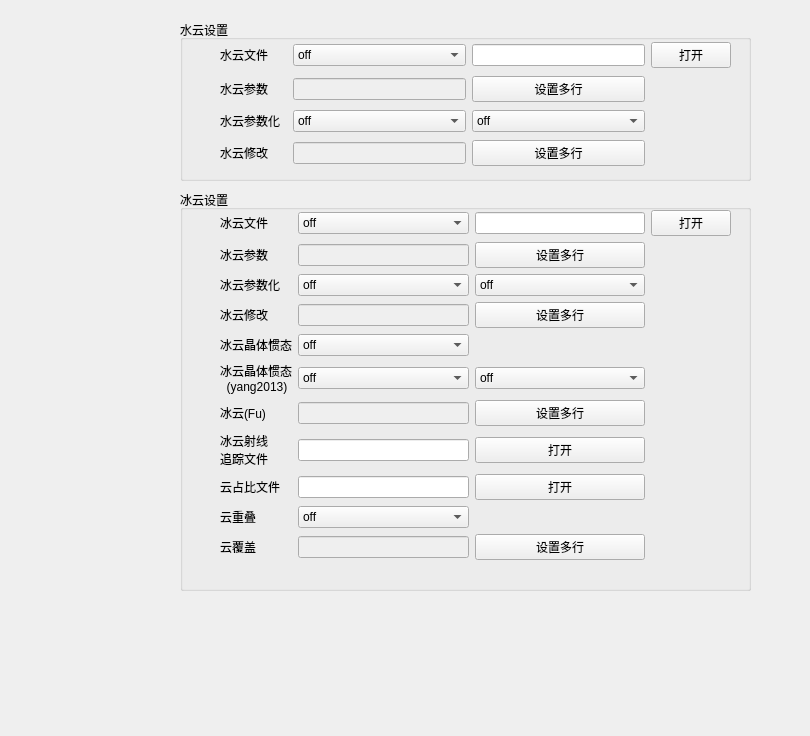
First picture: the form in GUI/cloudpage.ui, repository code-arter/radiometer-GUI, before the edit.
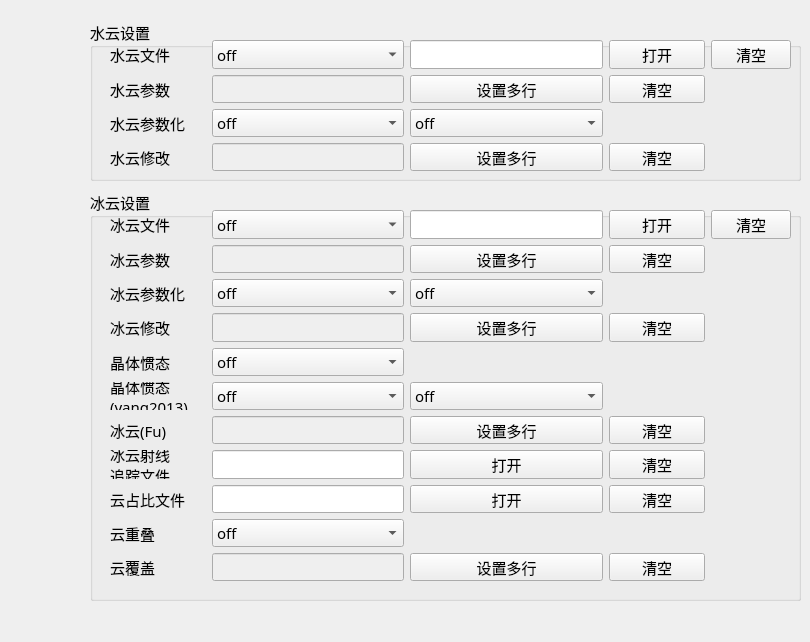
Second picture: the form after the edit.

Diff of the .ui file:
```diff
--- a/GUI/cloudpage.ui
+++ b/GUI/cloudpage.ui
@@ -7,7 +7,7 @@
     <x>0</x>
     <y>0</y>
     <width>810</width>
-    <height>736</height>
+    <height>642</height>
    </rect>
   </property>
   <property name="windowTitle">
@@ -16,41 +16,58 @@
   <widget class="QGroupBox" name="groupBox">
    <property name="geometry">
     <rect>
-     <x>180</x>
+     <x>90</x>
      <y>20</y>
-     <width>571</width>
+     <width>711</width>
      <height>161</height>
     </rect>
    </property>
+   <property name="font">
+    <font>
+     <family>宋体</family>
+     <pointsize>11</pointsize>
+    </font>
+   </property>
    <property name="title">
     <string>水云设置</string>
    </property>
    <widget class="QWidget" name="gridLayoutWidget">
     <property name="geometry">
      <rect>
-      <x>40</x>
+      <x>20</x>
       <y>20</y>
-      <width>511</width>
+      <width>681</width>
       <height>131</height>
      </rect>
     </property>
-    <layout class="QGridLayout" name="gridLayout">
-     <item row="1" column="2">
-      <widget class="QPushButton" name="pushButton_9">
-       <property name="text">
-        <string>设置多行</string>
+    <property name="font">
+     <font>
+      <family>宋体</family>
+      <pointsize>11</pointsize>
+     </font>
+    </property>
+    <layout class="QGridLayout" name="gridLayout" columnstretch="1,2,2,1,0">
+     <item row="3" column="2">
+      <widget class="QPushButton" name="pushButton_10">
+       <property name="font">
+        <font>
+         <family>宋体</family>
+         <pointsize>11</pointsize>
+        </font>
        </property>
-      </widget>
-     </item>
-     <item row="0" column="3">
-      <widget class="QPushButton" name="pushButton">
        <property name="text">
-        <string>打开</string>
+        <string>设置多行</string>
        </property>
       </widget>
      </item>
      <item row="1" column="0">
       <widget class="QLabel" name="label_19">
+       <property name="font">
+        <font>
+         <family>宋体</family>
+         <pointsize>11</pointsize>
+        </font>
+       </property>
        <property name="text">
         <string>水云参数</string>
        </property>
@@ -58,6 +75,12 @@
      </item>
      <item row="2" column="1">
       <widget class="QComboBox" name="comboBox_3">
+       <property name="font">
+        <font>
+         <family>宋体</family>
+         <pointsize>11</pointsize>
+        </font>
+       </property>
        <property name="option_name" stdset="0">
         <string>wc_properties_type</string>
        </property>
@@ -83,29 +106,14 @@
        </item>
       </widget>
      </item>
-     <item row="3" column="0">
-      <widget class="QLabel" name="label_20">
-       <property name="text">
-        <string>水云修改</string>
-       </property>
-      </widget>
-     </item>
-     <item row="2" column="0">
-      <widget class="QLabel" name="label_2">
-       <property name="text">
-        <string>水云参数化  </string>
-       </property>
-      </widget>
-     </item>
-     <item row="3" column="2">
-      <widget class="QPushButton" name="pushButton_10">
-       <property name="text">
-        <string>设置多行</string>
-       </property>
-      </widget>
-     </item>
      <item row="2" column="2">
       <widget class="QComboBox" name="comboBox_2">
+       <property name="font">
+        <font>
+         <family>宋体</family>
+         <pointsize>11</pointsize>
+        </font>
+       </property>
        <property name="option_name" stdset="0">
         <string>wc_properties_inter</string>
        </property>
@@ -121,25 +129,133 @@
        </item>
       </widget>
      </item>
-     <item row="1" column="1">
-      <widget class="QLineEdit" name="lineEdit_wc_set">
-       <property name="enabled">
-        <bool>false</bool>
-       </property>
-       <property name="option_name" stdset="0">
-        <string>wc_set</string>
-       </property>
-      </widget>
-     </item>
      <item row="0" column="2">
       <widget class="QLineEdit" name="lineEdit_wc_file">
+       <property name="font">
+        <font>
+         <family>宋体</family>
+         <pointsize>11</pointsize>
+        </font>
+       </property>
        <property name="option_name" stdset="0">
         <string>wc_file_path</string>
        </property>
       </widget>
      </item>
+     <item row="1" column="2">
+      <widget class="QPushButton" name="pushButton_9">
+       <property name="font">
+        <font>
+         <family>宋体</family>
+         <pointsize>11</pointsize>
+        </font>
+       </property>
+       <property name="text">
+        <string>设置多行</string>
+       </property>
+      </widget>
+     </item>
+     <item row="0" column="3">
+      <widget class="QPushButton" name="pushButton">
+       <property name="font">
+        <font>
+         <family>宋体</family>
+         <pointsize>11</pointsize>
+        </font>
+       </property>
+       <property name="text">
+        <string>打开</string>
+       </property>
+      </widget>
+     </item>
+     <item row="2" column="0">
+      <widget class="QLabel" name="label_2">
+       <property name="font">
+        <font>
+         <family>宋体</family>
+         <pointsize>11</pointsize>
+        </font>
+       </property>
+       <property name="text">
+        <string>水云参数化</string>
+       </property>
+      </widget>
+     </item>
+     <item row="0" column="1">
+      <widget class="QComboBox" name="comboBox">
+       <property name="font">
+        <font>
+         <family>宋体</family>
+         <pointsize>11</pointsize>
+        </font>
+       </property>
+       <property name="option_name" stdset="0">
+        <string>wc_file_type</string>
+       </property>
+       <item>
+        <property name="text">
+         <string>off</string>
+        </property>
+       </item>
+       <item>
+        <property name="text">
+         <string>1d</string>
+        </property>
+       </item>
+       <item>
+        <property name="text">
+         <string>3d</string>
+        </property>
+       </item>
+       <item>
+        <property name="text">
+         <string>ipa_files</string>
+        </property>
+       </item>
+       <item>
+        <property name="text">
+         <string>moments</string>
+        </property>
+       </item>
+      </widget>
+     </item>
+     <item row="3" column="0">
+      <widget class="QLabel" name="label_20">
+       <property name="font">
+        <font>
+         <family>宋体</family>
+         <pointsize>11</pointsize>
+        </font>
+       </property>
+       <property name="text">
+        <string>水云修改</string>
+       </property>
+      </widget>
+     </item>
+     <item row="1" column="1">
+      <widget class="QLineEdit" name="lineEdit_wc_set">
+       <property name="enabled">
+        <bool>false</bool>
+       </property>
+       <property name="font">
+        <font>
+         <family>宋体</family>
+         <pointsize>11</pointsize>
+        </font>
+       </property>
+       <property name="option_name" stdset="0">
+        <string>wc_set</string>
+       </property>
+      </widget>
+     </item>
      <item row="0" column="0">
       <widget class="QLabel" name="label">
+       <property name="font">
+        <font>
+         <family>宋体</family>
+         <pointsize>11</pointsize>
+        </font>
+       </property>
        <property name="text">
         <string>水云文件</string>
        </property>
@@ -150,41 +266,54 @@
        <property name="enabled">
         <bool>false</bool>
        </property>
+       <property name="font">
+        <font>
+         <family>宋体</family>
+         <pointsize>11</pointsize>
+        </font>
+       </property>
        <property name="option_name" stdset="0">
         <string>wc_modify</string>
        </property>
       </widget>
      </item>
-     <item row="0" column="1">
-      <widget class="QComboBox" name="comboBox">
-       <property name="option_name" stdset="0">
-        <string>wc_file_type</string>
+     <item row="0" column="4">
+      <widget class="QPushButton" name="pushButton_wc_file_clear">
+       <property name="font">
+        <font>
+         <family>宋体</family>
+         <pointsize>11</pointsize>
+        </font>
        </property>
-       <item>
-        <property name="text">
-         <string>off</string>
-        </property>
-       </item>
-       <item>
-        <property name="text">
-         <string>1d</string>
-        </property>
-       </item>
-       <item>
-        <property name="text">
-         <string>3d</string>
-        </property>
-       </item>
-       <item>
-        <property name="text">
-         <string>ipa_files</string>
-        </property>
-       </item>
-       <item>
-        <property name="text">
-         <string>moments</string>
-        </property>
-       </item>
+       <property name="text">
+        <string>清空</string>
+       </property>
+      </widget>
+     </item>
+     <item row="3" column="3">
+      <widget class="QPushButton" name="pushButton_wc_modify_clear">
+       <property name="font">
+        <font>
+         <family>宋体</family>
+         <pointsize>11</pointsize>
+        </font>
+       </property>
+       <property name="text">
+        <string>清空</string>
+       </property>
+      </widget>
+     </item>
+     <item row="1" column="3">
+      <widget class="QPushButton" name="pushButton_wc_set_clear">
+       <property name="font">
+        <font>
+         <family>宋体</family>
+         <pointsize>11</pointsize>
+        </font>
+       </property>
+       <property name="text">
+        <string>清空</string>
+       </property>
       </widget>
      </item>
     </layout>
@@ -193,54 +322,94 @@
   <widget class="QGroupBox" name="groupBox_2">
    <property name="geometry">
     <rect>
-     <x>180</x>
+     <x>90</x>
      <y>190</y>
-     <width>571</width>
-     <height>401</height>
+     <width>711</width>
+     <height>411</height>
     </rect>
    </property>
+   <property name="font">
+    <font>
+     <family>宋体</family>
+     <pointsize>11</pointsize>
+    </font>
+   </property>
    <property name="title">
     <string>冰云设置</string>
    </property>
-   <widget class="QWidget" name="gridLayoutWidget_4">
+   <widget class="QWidget" name="gridLayoutWidget_2">
     <property name="geometry">
      <rect>
-      <x>40</x>
+      <x>20</x>
       <y>20</y>
-      <width>511</width>
-      <height>351</height>
+      <width>681</width>
+      <height>371</height>
      </rect>
     </property>
-    <layout class="QGridLayout" name="gridLayout_4">
-     <item row="1" column="1">
-      <widget class="QLineEdit" name="lineEdit_ic_set">
-       <property name="enabled">
-        <bool>false</bool>
+    <layout class="QGridLayout" name="gridLayout_2" columnstretch="1,2,2,1,0">
+     <item row="6" column="0">
+      <widget class="QLabel" name="label_25">
+       <property name="font">
+        <font>
+         <family>宋体</family>
+         <pointsize>11</pointsize>
+        </font>
        </property>
-       <property name="option_name" stdset="0">
-        <string>ic_set</string>
-       </property>
-      </widget>
-     </item>
-     <item row="8" column="1">
-      <widget class="QLineEdit" name="lineEdit_cloud_fraction_file">
-       <property name="option_name" stdset="0">
-        <string>cloud_fraction_file</string>
+       <property name="text">
+        <string>冰云(Fu)</string>
        </property>
       </widget>
      </item>
      <item row="9" column="0">
       <widget class="QLabel" name="label_10">
+       <property name="font">
+        <font>
+         <family>宋体</family>
+         <pointsize>11</pointsize>
+        </font>
+       </property>
        <property name="text">
         <string>云重叠</string>
        </property>
       </widget>
      </item>
+     <item row="3" column="0">
+      <widget class="QLabel" name="label_22">
+       <property name="font">
+        <font>
+         <family>宋体</family>
+         <pointsize>11</pointsize>
+        </font>
+       </property>
+       <property name="text">
+        <string>冰云修改</string>
+       </property>
+      </widget>
+     </item>
+     <item row="6" column="2">
+      <widget class="QPushButton" name="pushButton_15">
+       <property name="font">
+        <font>
+         <family>宋体</family>
+         <pointsize>11</pointsize>
+        </font>
+       </property>
+       <property name="text">
+        <string>设置多行</string>
+       </property>
+      </widget>
+     </item>
      <item row="3" column="1">
       <widget class="QLineEdit" name="lineEdit_ic_modify">
        <property name="enabled">
         <bool>false</bool>
        </property>
+       <property name="font">
+        <font>
+         <family>宋体</family>
+         <pointsize>11</pointsize>
+        </font>
+       </property>
        <property name="option_name" stdset="0">
         <string>ic_modify</string>
        </property>
@@ -248,6 +417,12 @@
      </item>
      <item row="0" column="1">
       <widget class="QComboBox" name="comboBox_19">
+       <property name="font">
+        <font>
+         <family>宋体</family>
+         <pointsize>11</pointsize>
+        </font>
+       </property>
        <property name="option_name" stdset="0">
         <string>ic_file_type</string>
        </property>
@@ -278,61 +453,14 @@
        </item>
       </widget>
      </item>
-     <item row="6" column="0">
-      <widget class="QLabel" name="label_25">
-       <property name="text">
-        <string>冰云(Fu)</string>
-       </property>
-      </widget>
-     </item>
-     <item row="10" column="1">
-      <widget class="QLineEdit" name="lineEdit_cloudcover">
-       <property name="enabled">
-        <bool>false</bool>
-       </property>
-       <property name="option_name" stdset="0">
-        <string>cloudcover</string>
-       </property>
-      </widget>
-     </item>
-     <item row="7" column="1">
-      <widget class="QLineEdit" name="lineEdit_ic_raytracing_file">
-       <property name="option_name" stdset="0">
-        <string>ic_raytracing_file</string>
-       </property>
-      </widget>
-     </item>
-     <item row="7" column="2">
-      <widget class="QPushButton" name="pushButton_7">
-       <property name="text">
-        <string>打开</string>
-       </property>
-      </widget>
-     </item>
-     <item row="4" column="0">
-      <widget class="QLabel" name="label_14">
-       <property name="text">
-        <string>冰云晶体惯态</string>
-       </property>
-      </widget>
-     </item>
-     <item row="7" column="0">
-      <widget class="QLabel" name="label_12">
-       <property name="text">
-        <string>冰云射线
-追踪文件</string>
-       </property>
-      </widget>
-     </item>
-     <item row="10" column="0">
-      <widget class="QLabel" name="label_26">
-       <property name="text">
-        <string>云覆盖</string>
-       </property>
-      </widget>
-     </item>
      <item row="5" column="2">
       <widget class="QComboBox" name="comboBox_16">
+       <property name="font">
+        <font>
+         <family>宋体</family>
+         <pointsize>11</pointsize>
+        </font>
+       </property>
        <property name="option_name" stdset="0">
         <string>ic_habit_yang2013_roughness</string>
        </property>
@@ -358,18 +486,127 @@
        </item>
       </widget>
      </item>
+     <item row="10" column="2">
+      <widget class="QPushButton" name="pushButton_16">
+       <property name="font">
+        <font>
+         <family>宋体</family>
+         <pointsize>11</pointsize>
+        </font>
+       </property>
+       <property name="text">
+        <string>设置多行</string>
+       </property>
+      </widget>
+     </item>
+     <item row="8" column="1">
+      <widget class="QLineEdit" name="lineEdit_cloud_fraction_file">
+       <property name="font">
+        <font>
+         <family>宋体</family>
+         <pointsize>11</pointsize>
+        </font>
+       </property>
+       <property name="option_name" stdset="0">
+        <string>cloud_fraction_file</string>
+       </property>
+      </widget>
+     </item>
+     <item row="10" column="0">
+      <widget class="QLabel" name="label_26">
+       <property name="font">
+        <font>
+         <family>宋体</family>
+         <pointsize>11</pointsize>
+        </font>
+       </property>
+       <property name="text">
+        <string>云覆盖</string>
+       </property>
+      </widget>
+     </item>
      <item row="6" column="1">
       <widget class="QLineEdit" name="lineEdit_ic_fu">
        <property name="enabled">
         <bool>false</bool>
        </property>
+       <property name="font">
+        <font>
+         <family>宋体</family>
+         <pointsize>11</pointsize>
+        </font>
+       </property>
        <property name="option_name" stdset="0">
         <string>ic_fu</string>
        </property>
       </widget>
      </item>
+     <item row="10" column="1">
+      <widget class="QLineEdit" name="lineEdit_cloudcover">
+       <property name="enabled">
+        <bool>false</bool>
+       </property>
+       <property name="font">
+        <font>
+         <family>宋体</family>
+         <pointsize>11</pointsize>
+        </font>
+       </property>
+       <property name="option_name" stdset="0">
+        <string>cloudcover</string>
+       </property>
+      </widget>
+     </item>
+     <item row="1" column="1">
+      <widget class="QLineEdit" name="lineEdit_ic_set">
+       <property name="enabled">
+        <bool>false</bool>
+       </property>
+       <property name="font">
+        <font>
+         <family>宋体</family>
+         <pointsize>11</pointsize>
+        </font>
+       </property>
+       <property name="option_name" stdset="0">
+        <string>ic_set</string>
+       </property>
+      </widget>
+     </item>
+     <item row="8" column="0">
+      <widget class="QLabel" name="label_16">
+       <property name="font">
+        <font>
+         <family>宋体</family>
+         <pointsize>11</pointsize>
+        </font>
+       </property>
+       <property name="text">
+        <string>云占比文件</string>
+       </property>
+      </widget>
+     </item>
+     <item row="4" column="0">
+      <widget class="QLabel" name="label_14">
+       <property name="font">
+        <font>
+         <family>宋体</family>
+         <pointsize>11</pointsize>
+        </font>
+       </property>
+       <property name="text">
+        <string>晶体惯态</string>
+       </property>
+      </widget>
+     </item>
      <item row="4" column="1">
       <widget class="QComboBox" name="comboBox_12">
+       <property name="font">
+        <font>
+         <family>宋体</family>
+         <pointsize>11</pointsize>
+        </font>
+       </property>
        <property name="option_name" stdset="0">
         <string>ic_habit</string>
        </property>
@@ -425,8 +662,41 @@
        </item>
       </widget>
      </item>
+     <item row="7" column="0">
+      <widget class="QLabel" name="label_12">
+       <property name="font">
+        <font>
+         <family>宋体</family>
+         <pointsize>11</pointsize>
+        </font>
+       </property>
+       <property name="text">
+        <string>冰云射线
+追踪文件</string>
+       </property>
+      </widget>
+     </item>
+     <item row="1" column="0">
+      <widget class="QLabel" name="label_21">
+       <property name="font">
+        <font>
+         <family>宋体</family>
+         <pointsize>11</pointsize>
+        </font>
+       </property>
+       <property name="text">
+        <string>冰云参数</string>
+       </property>
+      </widget>
+     </item>
      <item row="2" column="1">
       <widget class="QComboBox" name="comboBox_18">
+       <property name="font">
+        <font>
+         <family>宋体</family>
+         <pointsize>11</pointsize>
+        </font>
+       </property>
        <property name="option_name" stdset="0">
         <string>ic_properties_type</string>
        </property>
@@ -482,86 +752,40 @@
        </item>
       </widget>
      </item>
-     <item row="2" column="2">
-      <widget class="QComboBox" name="comboBox_14">
-       <property name="option_name" stdset="0">
-        <string>ic_properties_inter</string>
+     <item row="7" column="1">
+      <widget class="QLineEdit" name="lineEdit_ic_raytracing_file">
+       <property name="font">
+        <font>
+         <family>宋体</family>
+         <pointsize>11</pointsize>
+        </font>
        </property>
-       <item>
-        <property name="text">
-         <string>off</string>
-        </property>
-       </item>
-       <item>
-        <property name="text">
-         <string>interpolate</string>
-        </property>
-       </item>
-      </widget>
-     </item>
-     <item row="0" column="0">
-      <widget class="QLabel" name="label_18">
-       <property name="text">
-        <string>冰云文件</string>
-       </property>
-      </widget>
-     </item>
-     <item row="5" column="0">
-      <widget class="QLabel" name="label_13">
-       <property name="text">
-        <string>冰云晶体惯态
-  (yang2013)</string>
-       </property>
-      </widget>
-     </item>
-     <item row="9" column="1">
-      <widget class="QComboBox" name="comboBox_15">
        <property name="option_name" stdset="0">
-        <string>cloud_overlap</string>
+        <string>ic_raytracing_file</string>
        </property>
-       <item>
-        <property name="text">
-         <string>off</string>
-        </property>
-       </item>
-       <item>
-        <property name="text">
-         <string>rand</string>
-        </property>
-       </item>
-       <item>
-        <property name="text">
-         <string>max</string>
-        </property>
-       </item>
-       <item>
-        <property name="text">
-         <string>maxrand</string>
-        </property>
-       </item>
-       <item>
-        <property name="text">
-         <string>off</string>
-        </property>
-       </item>
       </widget>
      </item>
-     <item row="6" column="2">
-      <widget class="QPushButton" name="pushButton_15">
-       <property name="text">
-        <string>设置多行</string>
+     <item row="2" column="0">
+      <widget class="QLabel" name="label_15">
+       <property name="font">
+        <font>
+         <family>宋体</family>
+         <pointsize>11</pointsize>
+        </font>
        </property>
-      </widget>
-     </item>
-     <item row="1" column="2">
-      <widget class="QPushButton" name="pushButton_11">
        <property name="text">
-        <string>设置多行</string>
+        <string>冰云参数化</string>
        </property>
       </widget>
      </item>
      <item row="5" column="1">
       <widget class="QComboBox" name="comboBox_11">
+       <property name="font">
+        <font>
+         <family>宋体</family>
+         <pointsize>11</pointsize>
+        </font>
+       </property>
        <property name="option_name" stdset="0">
         <string>ic_habit_yang2013_habit</string>
        </property>
@@ -617,66 +841,260 @@
        </item>
       </widget>
      </item>
-     <item row="1" column="0">
-      <widget class="QLabel" name="label_21">
-       <property name="text">
-        <string>冰云参数</string>
+     <item row="2" column="2">
+      <widget class="QComboBox" name="comboBox_14">
+       <property name="font">
+        <font>
+         <family>宋体</family>
+         <pointsize>11</pointsize>
+        </font>
        </property>
-      </widget>
-     </item>
-     <item row="3" column="0">
-      <widget class="QLabel" name="label_22">
-       <property name="text">
-        <string>冰云修改</string>
+       <property name="option_name" stdset="0">
+        <string>ic_properties_inter</string>
        </property>
+       <item>
+        <property name="text">
+         <string>off</string>
+        </property>
+       </item>
+       <item>
+        <property name="text">
+         <string>interpolate</string>
+        </property>
+       </item>
       </widget>
      </item>
-     <item row="0" column="3">
-      <widget class="QPushButton" name="pushButton_6">
-       <property name="text">
-        <string>打开</string>
+     <item row="1" column="2">
+      <widget class="QPushButton" name="pushButton_11">
+       <property name="font">
+        <font>
+         <family>宋体</family>
+         <pointsize>11</pointsize>
+        </font>
        </property>
-      </widget>
-     </item>
-     <item row="8" column="0">
-      <widget class="QLabel" name="label_16">
        <property name="text">
-        <string>云占比文件</string>
+        <string>设置多行</string>
        </property>
       </widget>
      </item>
-     <item row="8" column="2">
-      <widget class="QPushButton" name="pushButton_8">
+     <item row="0" column="4">
+      <widget class="QPushButton" name="pushButton_ic_file_clear">
+       <property name="font">
+        <font>
+         <family>宋体</family>
+         <pointsize>11</pointsize>
+        </font>
+       </property>
        <property name="text">
-        <string>打开</string>
+        <string>清空</string>
        </property>
       </widget>
      </item>
      <item row="3" column="2">
       <widget class="QPushButton" name="pushButton_12">
+       <property name="font">
+        <font>
+         <family>宋体</family>
+         <pointsize>11</pointsize>
+        </font>
+       </property>
        <property name="text">
         <string>设置多行</string>
        </property>
       </widget>
      </item>
+     <item row="5" column="0">
+      <widget class="QLabel" name="label_13">
+       <property name="font">
+        <font>
+         <family>宋体</family>
+         <pointsize>11</pointsize>
+        </font>
+       </property>
+       <property name="text">
+        <string>晶体惯态
+(yang2013)</string>
+       </property>
+      </widget>
+     </item>
+     <item row="0" column="3">
+      <widget class="QPushButton" name="pushButton_6">
+       <property name="font">
+        <font>
+         <family>宋体</family>
+         <pointsize>11</pointsize>
+        </font>
+       </property>
+       <property name="text">
+        <string>打开</string>
+       </property>
+      </widget>
+     </item>
+     <item row="0" column="0">
+      <widget class="QLabel" name="label_18">
+       <property name="font">
+        <font>
+         <family>宋体</family>
+         <pointsize>11</pointsize>
+        </font>
+       </property>
+       <property name="text">
+        <string>冰云文件</string>
+       </property>
+      </widget>
+     </item>
      <item row="0" column="2">
       <widget class="QLineEdit" name="lineEdit_ic_file">
+       <property name="font">
+        <font>
+         <family>宋体</family>
+         <pointsize>11</pointsize>
+        </font>
+       </property>
        <property name="option_name" stdset="0">
         <string>ic_file_path</string>
        </property>
       </widget>
      </item>
-     <item row="10" column="2">
-      <widget class="QPushButton" name="pushButton_16">
+     <item row="9" column="1">
+      <widget class="QComboBox" name="comboBox_15">
+       <property name="font">
+        <font>
+         <family>宋体</family>
+         <pointsize>11</pointsize>
+        </font>
+       </property>
+       <property name="option_name" stdset="0">
+        <string>cloud_overlap</string>
+       </property>
+       <item>
+        <property name="text">
+         <string>off</string>
+        </property>
+       </item>
+       <item>
+        <property name="text">
+         <string>rand</string>
+        </property>
+       </item>
+       <item>
+        <property name="text">
+         <string>max</string>
+        </property>
+       </item>
+       <item>
+        <property name="text">
+         <string>maxrand</string>
+        </property>
+       </item>
+       <item>
+        <property name="text">
+         <string>off</string>
+        </property>
+       </item>
+      </widget>
+     </item>
+     <item row="7" column="2">
+      <widget class="QPushButton" name="pushButton_7">
+       <property name="font">
+        <font>
+         <family>宋体</family>
+         <pointsize>11</pointsize>
+        </font>
+       </property>
        <property name="text">
-        <string>设置多行</string>
+        <string>打开</string>
        </property>
       </widget>
      </item>
-     <item row="2" column="0">
-      <widget class="QLabel" name="label_15">
+     <item row="8" column="2">
+      <widget class="QPushButton" name="pushButton_8">
+       <property name="font">
+        <font>
+         <family>宋体</family>
+         <pointsize>11</pointsize>
+        </font>
+       </property>
        <property name="text">
-        <string>冰云参数化</string>
+        <string>打开</string>
+       </property>
+      </widget>
+     </item>
+     <item row="7" column="3">
+      <widget class="QPushButton" name="pushButton_ic_raytracing_clear">
+       <property name="font">
+        <font>
+         <family>宋体</family>
+         <pointsize>11</pointsize>
+        </font>
+       </property>
+       <property name="text">
+        <string>清空</string>
+       </property>
+      </widget>
+     </item>
+     <item row="8" column="3">
+      <widget class="QPushButton" name="pushButton_cloud_fraction_clear">
+       <property name="font">
+        <font>
+         <family>宋体</family>
+         <pointsize>11</pointsize>
+        </font>
+       </property>
+       <property name="text">
+        <string>清空</string>
+       </property>
+      </widget>
+     </item>
+     <item row="1" column="3">
+      <widget class="QPushButton" name="pushButton_ic_set_clear">
+       <property name="font">
+        <font>
+         <family>宋体</family>
+         <pointsize>11</pointsize>
+        </font>
+       </property>
+       <property name="text">
+        <string>清空</string>
+       </property>
+      </widget>
+     </item>
+     <item row="3" column="3">
+      <widget class="QPushButton" name="pushButton_ic_modify_clear">
+       <property name="font">
+        <font>
+         <family>宋体</family>
+         <pointsize>11</pointsize>
+        </font>
+       </property>
+       <property name="text">
+        <string>清空</string>
+       </property>
+      </widget>
+     </item>
+     <item row="6" column="3">
+      <widget class="QPushButton" name="pushButton_ic_fu_clear">
+       <property name="font">
+        <font>
+         <family>宋体</family>
+         <pointsize>11</pointsize>
+        </font>
+       </property>
+       <property name="text">
+        <string>清空</string>
+       </property>
+      </widget>
+     </item>
+     <item row="10" column="3">
+      <widget class="QPushButton" name="pushButton_cloudcover_clear">
+       <property name="font">
+        <font>
+         <family>宋体</family>
+         <pointsize>11</pointsize>
+        </font>
+       </property>
+       <property name="text">
+        <string>清空</string>
        </property>
       </widget>
      </item>
```
